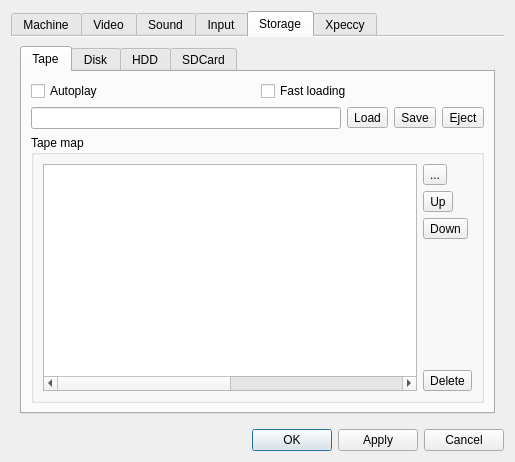
The window that ui/setupwin.ui (samstyle/Xpeccy) describes before a commit, drawn with Qt 5.
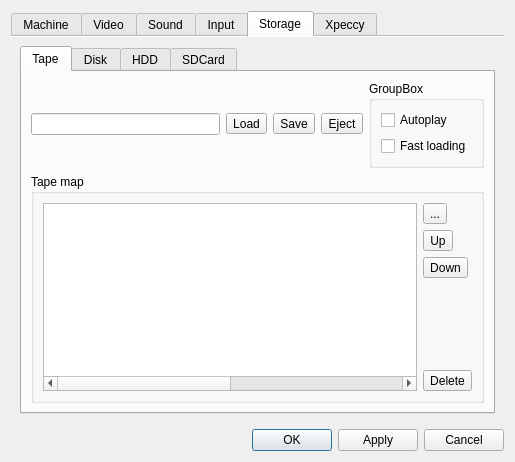
The same window after the commit. The open tabs and pages were chosen to show the change. Icons and pictures are not drawn.

The edit to the form file:
```diff
--- a/ui/setupwin.ui
+++ b/ui/setupwin.ui
@@ -1319,65 +1319,106 @@
             <attribute name="title">
              <string>Tape</string>
             </attribute>
-            <layout class="QVBoxLayout" name="verticalLayout_34" stretch="0,0,10">
+            <layout class="QVBoxLayout" name="verticalLayout_38">
              <item>
-              <layout class="QGridLayout" name="gridLayout_22">
+              <layout class="QHBoxLayout" name="horizontalLayout_7">
+               <item>
+                <layout class="QGridLayout" name="gridLayout_19">
+                 <item row="0" column="3">
+                  <widget class="QToolButton" name="tremotb">
+                   <property name="text">
+                    <string>Eject</string>
+                   </property>
+                   <property name="icon">
+                    <iconset resource="../xpeccy.qrc">
+                     <normaloff>:/images/cancel.png</normaloff>:/images/cancel.png</iconset>
+                   </property>
+                  </widget>
+                 </item>
+                 <item row="0" column="2">
+                  <widget class="QToolButton" name="tsavetb">
+                   <property name="text">
+                    <string>Save</string>
+                   </property>
+                   <property name="icon">
+                    <iconset resource="../xpeccy.qrc">
+                     <normaloff>:/images/save_all.png</normaloff>:/images/save_all.png</iconset>
+                   </property>
+                  </widget>
+                 </item>
                <item row="0" column="0">
+                  <widget class="QLineEdit" name="tpathle">
+                   <property name="readOnly">
+                    <bool>true</bool>
+                   </property>
+                  </widget>
+                 </item>
+                 <item row="0" column="1">
+                  <widget class="QToolButton" name="tloadtb">
+                   <property name="text">
+                    <string>Load</string>
+                   </property>
+                   <property name="icon">
+                    <iconset resource="../xpeccy.qrc">
+                     <normaloff>:/images/fileopen.png</normaloff>:/images/fileopen.png</iconset>
+                   </property>
+                  </widget>
+                 </item>
+                 <item row="1" column="0">
+                  <spacer name="verticalSpacer_27">
+                   <property name="orientation">
+                    <enum>Qt::Vertical</enum>
+                   </property>
+                   <property name="sizeType">
+                    <enum>QSizePolicy::Minimum</enum>
+                   </property>
+                   <property name="sizeHint" stdset="0">
+                    <size>
+                     <width>0</width>
+                     <height>0</height>
+                    </size>
+                   </property>
+                  </spacer>
+                 </item>
+                </layout>
+               </item>
+               <item>
+                <widget class="QGroupBox" name="groupBox_9">
+                 <property name="title">
+                  <string>GroupBox</string>
+                 </property>
+                 <layout class="QVBoxLayout" name="verticalLayout_34">
+                  <item>
                 <widget class="QCheckBox" name="cbTapeAuto">
                  <property name="text">
                   <string>Autoplay</string>
                  </property>
                 </widget>
                </item>
-               <item row="0" column="1">
+                  <item>
                 <widget class="QCheckBox" name="cbTapeFast">
                  <property name="text">
                   <string>Fast loading</string>
                  </property>
                 </widget>
                </item>
-              </layout>
-             </item>
-             <item>
-              <layout class="QHBoxLayout" name="horizontalLayout_7">
-               <item>
-                <widget class="QLineEdit" name="tpathle">
-                 <property name="readOnly">
-                  <bool>true</bool>
-                 </property>
-                </widget>
-               </item>
-               <item>
-                <widget class="QToolButton" name="tloadtb">
-                 <property name="text">
-                  <string>Load</string>
-                 </property>
-                 <property name="icon">
-                  <iconset resource="../xpeccy.qrc">
-                   <normaloff>:/images/fileopen.png</normaloff>:/images/fileopen.png</iconset>
-                 </property>
-                </widget>
-               </item>
-               <item>
-                <widget class="QToolButton" name="tsavetb">
-                 <property name="text">
-                  <string>Save</string>
-                 </property>
-                 <property name="icon">
-                  <iconset resource="../xpeccy.qrc">
-                   <normaloff>:/images/save_all.png</normaloff>:/images/save_all.png</iconset>
-                 </property>
-                </widget>
-               </item>
-               <item>
-                <widget class="QToolButton" name="tremotb">
-                 <property name="text">
-                  <string>Eject</string>
-                 </property>
-                 <property name="icon">
-                  <iconset resource="../xpeccy.qrc">
-                   <normaloff>:/images/cancel.png</normaloff>:/images/cancel.png</iconset>
-                 </property>
+                  <item>
+                   <spacer name="verticalSpacer_28">
+                    <property name="orientation">
+                     <enum>Qt::Vertical</enum>
+                    </property>
+                    <property name="sizeType">
+                     <enum>QSizePolicy::Minimum</enum>
+                    </property>
+                    <property name="sizeHint" stdset="0">
+                     <size>
+                      <width>0</width>
+                      <height>0</height>
+                     </size>
+                    </property>
+                   </spacer>
+                  </item>
+                 </layout>
                 </widget>
                </item>
               </layout>
```
Left out of the diff: 80 changed lines with no effect on the pictures. Lines whose indentation alone changed are shown as unchanged.
